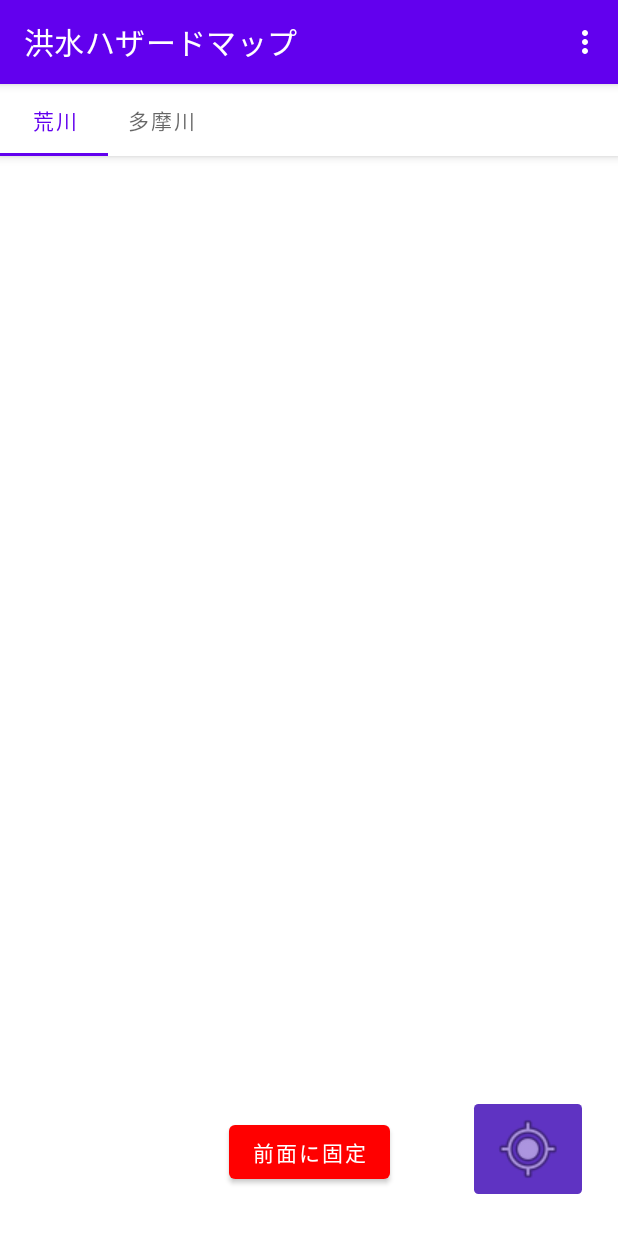
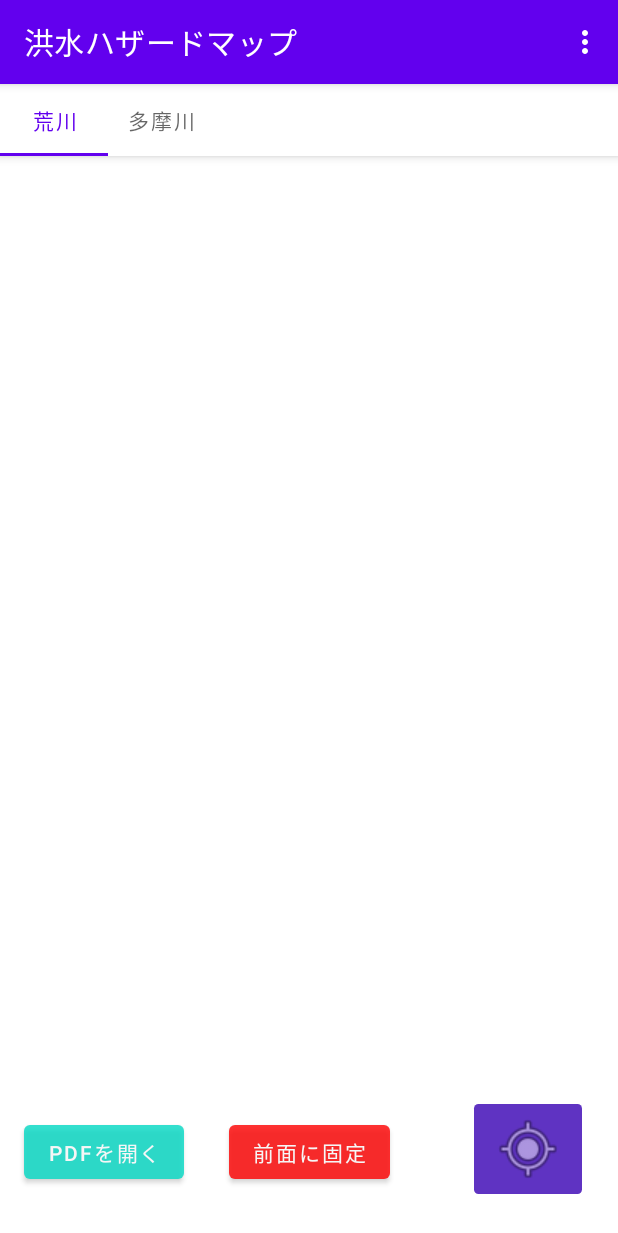
Before and after one commit to Kappamaki64/ConnectedHazardMap, an Android app: the screen it shows after launch (MapsActivity), on a phone screen of 412 x 824 dp. Shown: the top 1233 px of the screen. Run offline under Robolectric (Android 15) with nearby library versions, the phone set to English and light mode, and no system bars.

Commit message:
fix: add pdfButton to open displayed hazard map

```diff
--- a/app/src/main/res/layout/activity_maps.xml
+++ b/app/src/main/res/layout/activity_maps.xml
@@ -50,6 +50,18 @@
             app:layout_constraintTop_toTopOf="parent"
             app:layout_constraintVertical_bias="0.0" />
 
+        <Button
+            android:id="@+id/pdfButton"
+            android:layout_width="wrap_content"
+            android:layout_height="wrap_content"
+            android:layout_marginStart="16dp"
+            android:layout_marginBottom="32dp"
+            android:alpha="0.8"
+            app:backgroundTint="@color/teal_200"
+            android:text="@string/pdf_button_text"
+            app:layout_constraintBottom_toBottomOf="@id/map"
+            app:layout_constraintStart_toStartOf="@id/map" />
+
         <ImageButton
             android:id="@+id/myLocationButton"
             android:layout_width="wrap_content"
@@ -71,6 +83,7 @@
             android:layout_width="wrap_content"
             android:layout_height="wrap_content"
             android:layout_marginBottom="32dp"
+            android:alpha="0.8"
             app:layout_constraintEnd_toEndOf="@+id/map"
             app:layout_constraintStart_toStartOf="@+id/map"
             app:layout_constraintBottom_toBottomOf="@+id/map" />
@@ -82,6 +95,7 @@
             android:layout_marginBottom="16dp"
             android:background="@color/gray_400"
             android:textSize="24sp"
+            android:alpha="0.8"
             app:layout_constraintBottom_toTopOf="@+id/lockHazardMapButton"
             app:layout_constraintEnd_toEndOf="@+id/map"
             app:layout_constraintStart_toStartOf="@+id/map" />
--- a/app/src/main/res/values/strings.xml
+++ b/app/src/main/res/values/strings.xml
@@ -3,6 +3,8 @@
     <string name="title_activity_maps">洪水ハザードマップ</string>
     <string name="toast_requires_permission_format">次の設定を許可してください %s</string>
     <string name="toast_requires_download">ハザードマップをダウンロードしてください</string>
+    <string name="toast_cannot_find_place">表示地点に対応するハザードマップがありません</string>
+    <string name="toast_cannot_open_pdf">PDFファイルを開くアプリケーションがありません</string>
     <string name="my_location_button_description">現在地を表示します</string>
     <string name="title_activity_downloader">データ管理</string>
     <string name="action_downloader">データ管理</string>
@@ -10,4 +12,5 @@
     <string name="type2">多摩川</string>
     <string name="title_activity_adjuster">Adjuster For Developers</string>
     <string name="location_text">%s %s</string>
+    <string name="pdf_button_text">PDFを開く</string>
 </resources>
--- /dev/null
+++ b/app/src/main/res/xml/provider_paths.xml
@@ -0,0 +1,6 @@
+<?xml version="1.0" encoding="utf-8"?>
+<paths xmlns:android="http://schemas.android.com/apk/res/android">
+    <external-path
+        name="external_files"
+        path="."/>
+</paths>
```
Also changed, not shown: app/src/main/AndroidManifest.xml (+10 -0 lines), app/src/main/java/jp/ac/titech/itpro/sdl/connectedhazardmap/MapsActivity.java (+39 -1 lines).
